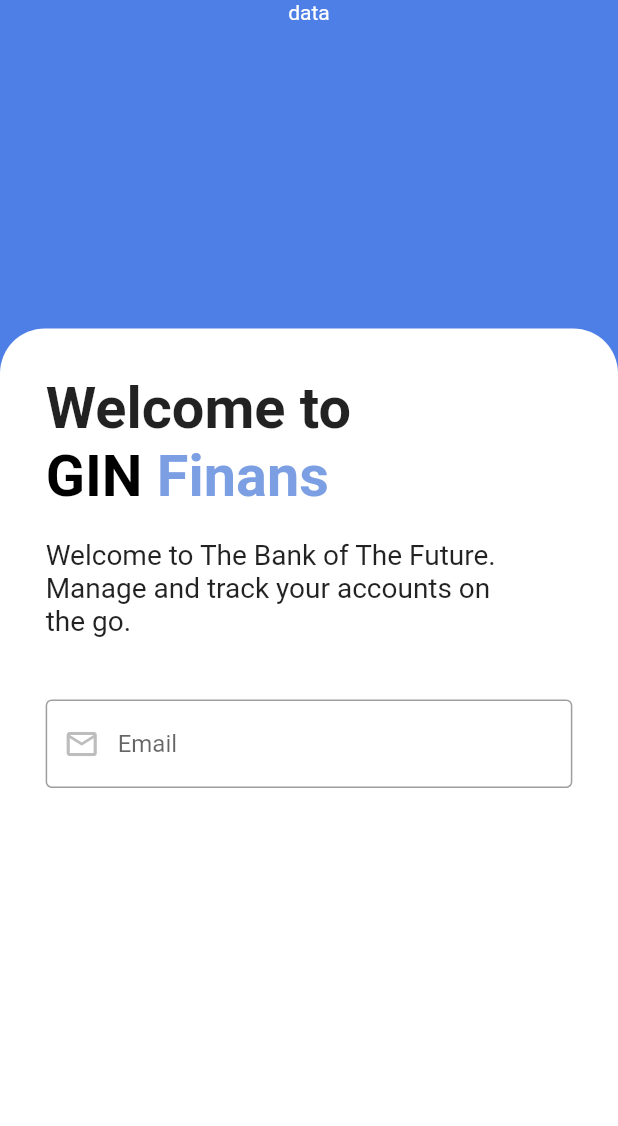
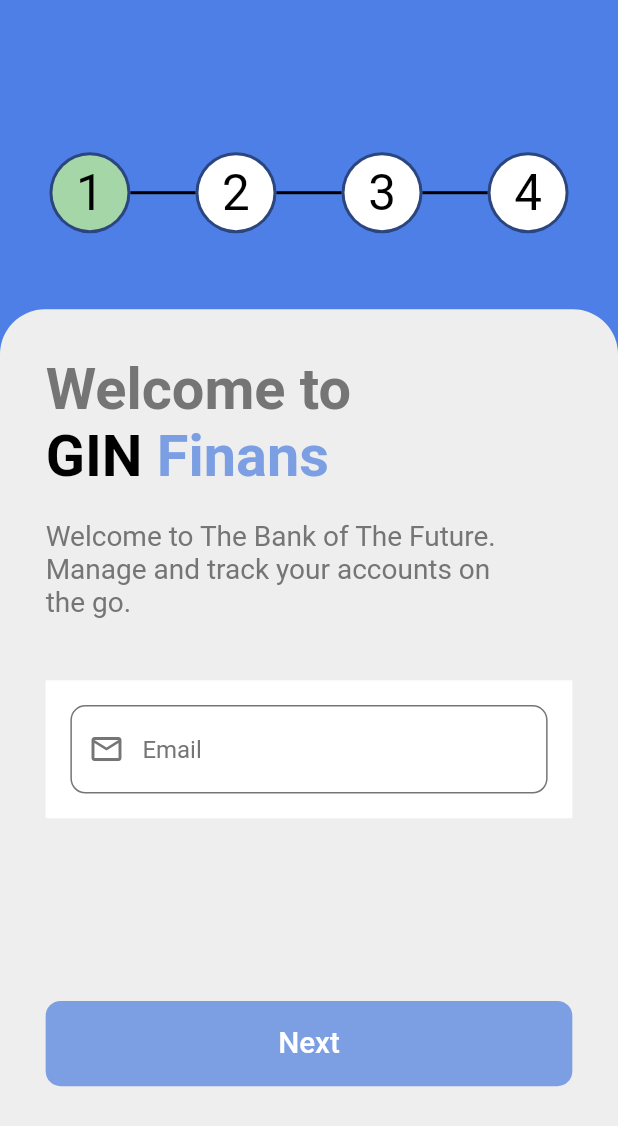
Before and after one commit to PranaTobing/register_bankjago, a Flutter app: the screen it shows after launch, on a phone screen of 412 x 824 dp. Shown: the top 1126 px of the screen. Run offline on Flutter 3.47's test engine with Material 2 defaults, Android fonts, the phone set to English and light mode, and no system bars.

Commit message:
basic page one

```diff
--- /dev/null
+++ b/prana_registerform/lib/default_button.dart
@@ -0,0 +1,36 @@
+import 'package:flutter/material.dart';
+import 'package:prana_registerform/size_config.dart';
+
+import 'konstanta.dart';
+
+class DefaultButton extends StatelessWidget {
+  const DefaultButton({
+    Key key,
+    this.text,
+    this.press,
+  }) : super(key: key);
+  final String text;
+  final Function press;
+
+  @override
+  Widget build(BuildContext context) {
+    return SizedBox(
+      width: double.infinity,
+      height: getProportionateScreenHeight(56),
+      child: FlatButton(
+        shape: RoundedRectangleBorder(
+          borderRadius: BorderRadius.circular(10),
+        ),
+        color: kButtonColor,
+        onPressed: press,
+        child: Text(
+          text,
+          style: TextStyle(
+            fontSize: getProportionateScreenWidth(18),
+            color: Colors.white,
+          ),
+        ),
+      ),
+    );
+  }
+}
--- a/prana_registerform/lib/konstanta.dart
+++ b/prana_registerform/lib/konstanta.dart
@@ -3,5 +3,6 @@ import 'package:flutter/material.dart';
 const kPrimaryColor = Color(0xFF4E7FE6);
 const kPrimaryLightColor = Color(0xFFFFECDF);
 const kButtonColor = Color(0xFF7c9fe3);
+const kTextColor = Color(0xFF757575);
 
 const kAnimationDuration = Duration(milliseconds: 200);
--- a/prana_registerform/lib/main.dart
+++ b/prana_registerform/lib/main.dart
@@ -1,5 +1,6 @@
 import 'package:flutter/material.dart';
 import 'package:prana_registerform/screen/page_one.dart';
+import 'package:prana_registerform/theme.dart';
 
 void main() {
   runApp(MyApp());
@@ -10,10 +11,7 @@ class MyApp extends StatelessWidget {
   Widget build(BuildContext context) {
     return MaterialApp(
       title: 'Flutter Demo',
-      theme: ThemeData(
-        primarySwatch: Colors.blue,
-        visualDensity: VisualDensity.adaptivePlatformDensity,
-      ),
+      theme: theme(),
       home: PageOne(),
       debugShowCheckedModeBanner: false,
     );
--- a/prana_registerform/lib/screen/page_one.dart
+++ b/prana_registerform/lib/screen/page_one.dart
@@ -1,6 +1,7 @@
 import 'package:flutter/material.dart';
 import 'package:prana_registerform/konstanta.dart';
 
+import '../default_button.dart';
 import '../size_config.dart';
 
 class PageOne extends StatelessWidget {
@@ -12,17 +13,112 @@ class PageOne extends StatelessWidget {
       body: SafeArea(
         child: Column(
           children: [
-            Text(
-              "data",
-              style: TextStyle(color: Colors.white),
+            SizedBox(
+              height: getProportionateScreenHeight(100),
+            ),
+            Padding(
+              padding: EdgeInsets.symmetric(
+                  horizontal: getProportionateScreenWidth(30)),
+              child: Row(
+                mainAxisAlignment: MainAxisAlignment.center,
+                children: <Widget>[
+                  CircleAvatar(
+                    backgroundColor: Colors.black45,
+                    radius: 27,
+                    child: CircleAvatar(
+                      backgroundColor: Colors.green[200],
+                      radius: 25,
+                      child: Text(
+                        "1",
+                        style: TextStyle(
+                          fontSize: getProportionateScreenWidth(30),
+                          color: Colors.black,
+                        ),
+                      ),
+                    ),
+                  ),
+                  Expanded(
+                    child: Container(
+                      child: Divider(
+                        color: Colors.black,
+                        height: 50,
+                        thickness: 2,
+                      ),
+                    ),
+                  ),
+                  CircleAvatar(
+                    backgroundColor: Colors.black45,
+                    radius: 27,
+                    child: CircleAvatar(
+                      backgroundColor: Colors.white,
+                      radius: 25,
+                      child: Text(
+                        "2",
+                        style: TextStyle(
+                          fontSize: getProportionateScreenWidth(30),
+                          color: Colors.black,
+                        ),
+                      ),
+                    ),
+                  ),
+                  Expanded(
+                    child: Container(
+                      child: Divider(
+                        color: Colors.black,
+                        height: 50,
+                        thickness: 2,
+                      ),
+                    ),
+                  ),
+                  CircleAvatar(
+                    backgroundColor: Colors.black45,
+                    radius: 27,
+                    child: CircleAvatar(
+                      backgroundColor: Colors.white,
+                      radius: 25,
+                      child: Text(
+                        "3",
+                        style: TextStyle(
+                          fontSize: getProportionateScreenWidth(30),
+                          color: Colors.black,
+                        ),
+                      ),
+                    ),
+                  ),
+                  Expanded(
+                    child: Container(
+                      child: Divider(
+                        color: Colors.black,
+                        height: 50,
+                        thickness: 2,
+                      ),
+                    ),
+                  ),
+                  CircleAvatar(
+                    backgroundColor: Colors.black45,
+                    radius: 27,
+                    child: CircleAvatar(
+                      backgroundColor: Colors.white,
+                      radius: 25,
+                      child: Text(
+                        "4",
+                        style: TextStyle(
+                          fontSize: getProportionateScreenWidth(30),
+                          color: Colors.black,
+                        ),
+                      ),
+                    ),
+                  ),
+                ],
+              ),
             ),
             SizedBox(
-              height: getProportionateScreenHeight(200),
+              height: getProportionateScreenHeight(50),
             ),
             Expanded(
               child: Container(
                 decoration: BoxDecoration(
-                  color: Colors.white,
+                  color: Colors.grey[200],
                   borderRadius: BorderRadius.only(
                       topLeft: Radius.circular(30),
                       topRight: Radius.circular(30)),
@@ -63,21 +159,32 @@ class PageOne extends StatelessWidget {
                       SizedBox(
                         height: getProportionateScreenHeight(40),
                       ),
-                      TextFormField(
+                      Container(
+                        padding:
+                            EdgeInsets.all(getProportionateScreenWidth(15)),
+                        color: Colors.white,
+                        child: TextFormField(
                           // controller: uNameController,
                           keyboardType: TextInputType.emailAddress,
                           decoration: InputDecoration(
                             hintText: "Email",
+                            hintStyle: TextStyle(color: kTextColor),
                             floatingLabelBehavior: FloatingLabelBehavior.always,
                             prefixIcon: Icon(
                               Icons.email_outlined,
-                            color: Colors.grey[400],
+                              color: kTextColor,
                             ),
-                          enabledBorder: OutlineInputBorder(
-                            // borderRadius: BorderRadius.circular(28),
-                            borderSide: BorderSide(color: Colors.grey),
-                            gapPadding: 10,
                           ),
+                        ),
+                      ),
+                      SizedBox(
+                        height: getProportionateScreenHeight(120),
+                      ),
+                      Align(
+                        alignment: FractionalOffset.bottomCenter,
+                        child: DefaultButton(
+                          text: "Next",
+                          press: () {},
                         ),
                       )
                     ],
--- a/prana_registerform/lib/theme.dart
+++ b/prana_registerform/lib/theme.dart
@@ -0,0 +1,49 @@
+import 'package:flutter/material.dart';
+
+import 'konstanta.dart';
+
+ThemeData theme() {
+  return ThemeData(
+    appBarTheme: appBarTheme(),
+    textTheme: textTheme(),
+    inputDecorationTheme: inputDecorationTheme(),
+    visualDensity: VisualDensity.adaptivePlatformDensity,
+  );
+}
+
+InputDecorationTheme inputDecorationTheme() {
+  OutlineInputBorder outlineInputBorder = OutlineInputBorder(
+    borderRadius: BorderRadius.circular(10),
+    borderSide: BorderSide(color: kTextColor),
+    gapPadding: 10,
+  );
+  return InputDecorationTheme(
+    contentPadding: EdgeInsets.symmetric(
+      horizontal: 45,
+      vertical: 20,
+    ),
+    enabledBorder: outlineInputBorder,
+    focusedBorder: outlineInputBorder,
+    border: outlineInputBorder,
+  );
+}
+
+TextTheme textTheme() {
+  return TextTheme(
+      bodyText1: TextStyle(color: kTextColor),
+      bodyText2: TextStyle(color: kTextColor));
+}
+
+AppBarTheme appBarTheme() {
+  return AppBarTheme(
+    color: kPrimaryColor,
+    elevation: 0,
+    brightness: Brightness.light,
+    iconTheme: IconThemeData(
+      color: Colors.black,
+    ),
+    textTheme: TextTheme(
+      headline6: TextStyle(color: Color(0xFF8B8B8B), fontSize: 18),
+    ),
+  );
+}
```
Lines whose indentation alone changed are shown as unchanged.
